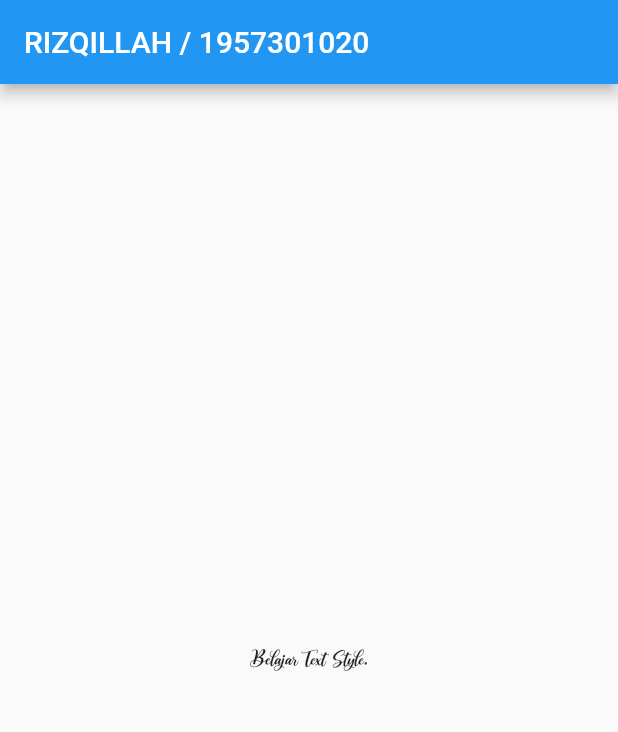
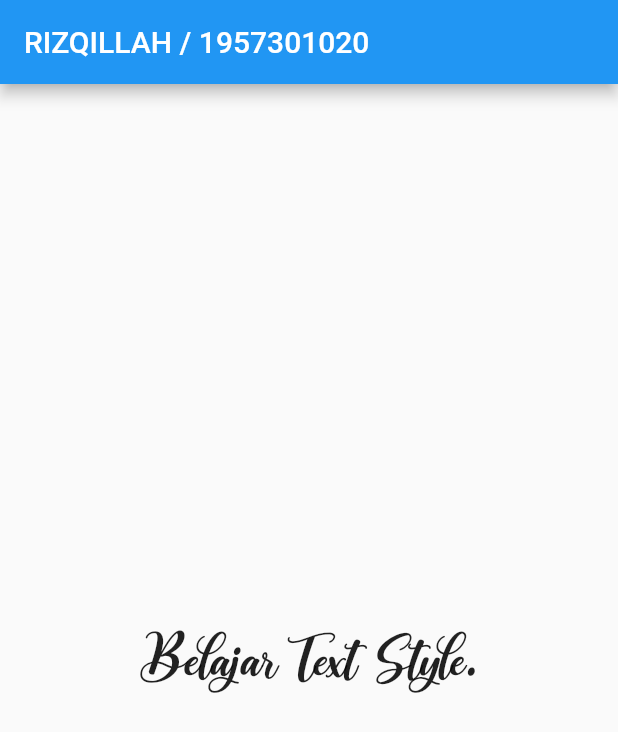
Before and after one commit to rizqillah-pnl/Belajar_Flutter, a Flutter app: the screen it shows after launch, on a phone screen of 412 x 824 dp. Shown: the top 732 px of the screen. Run offline on Flutter 3.47's test engine with Material 2 defaults, Android fonts, the phone set to English and light mode, and no system bars.

```diff
--- a/lib/main.dart
+++ b/lib/main.dart
@@ -13,7 +13,7 @@ class MyApp extends StatelessWidget {
         body: Center(
           child: Text(
             "Belajar Text Style.",
-            style: TextStyle(fontFamily: "CrashLandingBB"),
+            style: TextStyle(fontFamily: "CrashLandingBB", fontSize: 40),
           ),
         ),
       ),
```
Also changed, not shown: 1 other file.
